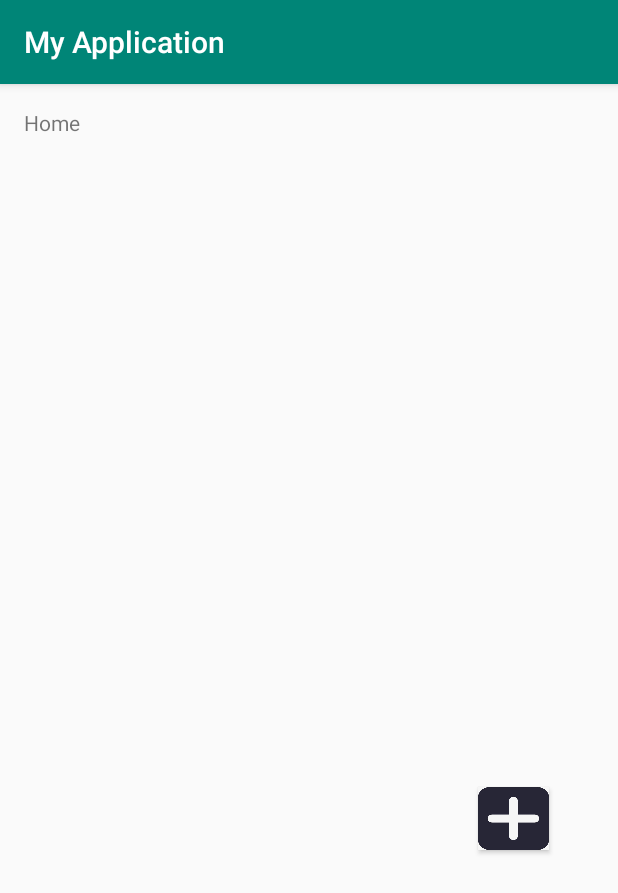
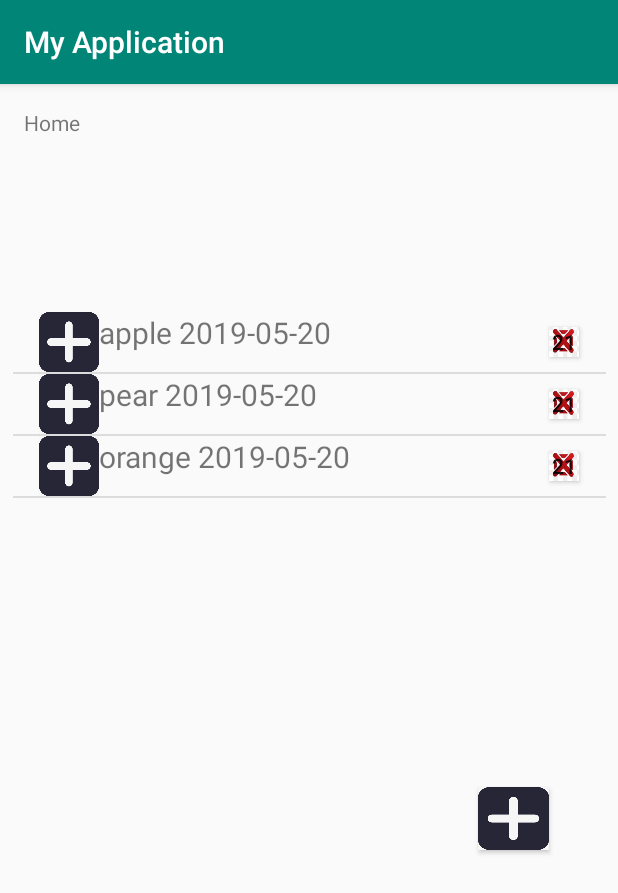
Before and after one commit to wanghanting/ihm-android, an Android app: the AjouterAliment screen opened directly, with no data from a screen before it, after a tap on an icon or button, on a phone screen of 412 x 824 dp. Shown: the top 893 px of the screen. Run offline under Robolectric (Android 15) with nearby library versions, the phone set to English and light mode, and no system bars.

Commit message:
#2 add list of food on main page

```diff
--- a/app/src/main/java/com/example/ihm_android/AjouterAliment.java
+++ b/app/src/main/java/com/example/ihm_android/AjouterAliment.java
@@ -12,7 +12,9 @@ import android.widget.EditText;
 import android.widget.TextView;
 import android.widget.Toast;
 
+import java.text.ParseException;
 import java.util.Calendar;
+import java.util.Date;
 
 public class AjouterAliment extends AppCompatActivity {
     //private View view;
@@ -58,7 +60,12 @@ public class AjouterAliment extends AppCompatActivity {
             @Override
             public void onClick(View v) {
                 String nom = nomAliment.getText().toString();
-                String dateExpi = dateExpiration.getText().toString();
+                Date dateExpi = null;
+                try {
+                    dateExpi = Data.df.parse(dateExpiration.getText().toString());
+                } catch (ParseException e) {
+                    e.printStackTrace();
+                }
                 Aliment newAli = new Aliment(nom,dateExpi);
                 Intent intent = new Intent();
                 intent.setClass(AjouterAliment.this,MainActivity.class);
--- a/app/src/main/java/com/example/ihm_android/Aliment.java
+++ b/app/src/main/java/com/example/ihm_android/Aliment.java
@@ -1,10 +1,17 @@
 package com.example.ihm_android;
+
+import java.text.DateFormat;
+import java.text.SimpleDateFormat;
+import java.util.Date;
 
 public class Aliment {
     private String nom;
-    private String expirationDate;
-    Aliment(String nom, String expiration) {
+    private Date expirationDate;
+
+    Aliment(String nom, Date expiration) {
         this.nom = nom;
         this.expirationDate=expiration;
     }
+    String getNom(){ return this.nom;}
+    Date getExpirationDate(){return this.expirationDate;}
 }
--- /dev/null
+++ b/app/src/main/java/com/example/ihm_android/Data.java
@@ -0,0 +1,46 @@
+package com.example.ihm_android;
+
+import java.text.DateFormat;
+import java.text.ParseException;
+import java.text.SimpleDateFormat;
+import java.util.ArrayList;
+import java.util.Date;
+import java.util.HashMap;
+import java.util.Map;
+
+public class Data {
+    ArrayList<Aliment> aliment_list = new ArrayList<>();
+    ArrayList<Map<String, Object>> food_list = new ArrayList<Map<String,Object>>();
+    static DateFormat df = new SimpleDateFormat("yyyy-MM-dd");
+
+    public Data() throws ParseException {
+        initalAlimentList();
+        initialFoodList();
+    }
+
+    void initalAlimentList () throws ParseException {
+
+        Date date1 = df.parse("2019-05-20");
+        aliment_list.add(new Aliment("apple",date1));
+        aliment_list.add(new Aliment("pear",date1));
+        aliment_list.add(new Aliment("orange",date1));
+    }
+
+    ArrayList<Map<String,Object>> initialFoodList (){
+
+        for (int i = 0; i < this.aliment_list.size(); i++) {
+            Map<String, Object> map = new HashMap<String, Object>();
+            map.put("image", R.drawable.add);
+            map.put("aliment", aliment_list.get(i).getNom()+" "+df.format(aliment_list.get(i).getExpirationDate()));
+            map.put("suprimer", R.drawable.cross);
+            food_list.add(map);
+        }
+        return this.food_list;
+    }
+
+
+    void addFood(Aliment aliment){
+        aliment_list.add(aliment);
+
+    }
+}
--- a/app/src/main/java/com/example/ihm_android/MainActivity.java
+++ b/app/src/main/java/com/example/ihm_android/MainActivity.java
@@ -1,26 +1,78 @@
 package com.example.ihm_android;
 
+import android.content.Context;
 import android.content.Intent;
 import android.os.Bundle;
 
 import android.support.v7.app.AppCompatActivity;
-import android.view.MenuItem;
 import android.view.View;
+import android.view.ViewGroup;
+import android.widget.AdapterView;
 import android.widget.Button;
 import android.widget.ListView;
+import android.widget.SimpleAdapter;
 import android.widget.TextView;
+import android.widget.Toast;
+
+import java.text.ParseException;
+import java.util.List;
+import java.util.Map;
 
 public class MainActivity extends AppCompatActivity {
-
+    private Context mContext;
     private TextView mTextMessage;
     private Button ajouterButton;
+    private Button supprimerButton;
     private ListView listView;
+    Data data= new Data();
+
+    public MainActivity() throws ParseException {
+    }
+    private class MySimpleAdapter extends SimpleAdapter {
+        @Override
+        public View getView(int position, View convertView, ViewGroup parent) {
+            View v = super.getView(position, convertView, parent);
+
+            Button btn=(Button) v.findViewById(R.id.supprimer);
+            btn.setTag(position);
+            btn.setOnClickListener(new View.OnClickListener() {
+
+                @Override
+                public void onClick(View v) {
+                    data.food_list.remove((int)v.getTag());
+                    notifyDataSetChanged();
+                }
+            });
+            return v;
+        }
+
+        public MySimpleAdapter(Context context, List<? extends Map<String, ?>> data, int resource, String[] from, int[] to) {
+            super(context, data, resource, from, to);
+        }
+    }
+
 
     @Override
     protected void onCreate(Bundle savedInstanceState) {
         super.onCreate(savedInstanceState);
         setContentView(R.layout.activity_main);
         mTextMessage = (TextView) findViewById(R.id.message);
+
+        listView = (ListView)findViewById(R.id.list_food) ;
+
+        MySimpleAdapter adapter = new MySimpleAdapter(this,this.data.food_list,R.layout.list_item,new String[] {"image", "aliment","suprimer"}, new int[] {R.id.imageView1,R.id.textView1,R.id.supprimer});
+
+
+        listView.setAdapter(adapter);
+        int numId;
+        listView.setOnItemClickListener(new AdapterView.OnItemClickListener(){
+            //list点击事件
+            @Override
+            public void onItemClick(AdapterView<?> parent, View view, int position, long id) {
+                Toast.makeText(MainActivity.this,"你点击了第" + position + "项",Toast.LENGTH_SHORT).show();
+            }
+        });
+
         ajouterButton=(Button) findViewById(R.id.ajoutermain);
         ajouterButton.setOnClickListener(new View.OnClickListener() {
             @Override
@@ -31,16 +83,9 @@ public class MainActivity extends AppCompatActivity {
 
             }
         });
-//        listView = (ListView)findViewById(R.id.list_food) ;
-//        ArrayList<Map<String, Object>>  list = new ArrayList<Map<String,Object>>();
-//        for (int i = 0; i < 5; i++) {
-//            Map<String, Object> map = new HashMap<String,Object>();
-//            map.put("image", R.drawable.add);
-//            map.put("username", "wangxiangjun_" + i);
-//            list.add(map);
-//        }
-//        SimpleAdapter adapter = new SimpleAdapter(this,list,R.id.item,new String[] {"image", "username"}, new int[] {R.id.imageView1,R.id.textView1});
-//        listView.setAdapter(adapter);
+
     }
 
+
+
 }
--- a/app/src/main/res/layout/list_item.xml
+++ b/app/src/main/res/layout/list_item.xml
@@ -1,7 +1,7 @@
 <?xml version="1.0" encoding="utf-8"?>
 <LinearLayout xmlns:android="http://schemas.android.com/apk/res/android"
     xmlns:app="http://schemas.android.com/apk/res-auto"
-    android:id="@+id/item"
+    android:id="@+id/list_item"
     android:layout_width="match_parent"
     android:layout_height="wrap_content"
     android:gravity="center"
@@ -17,8 +17,14 @@
 
     <TextView
         android:id="@+id/textView1"
-        android:layout_width="match_parent"
-        android:layout_height="wrap_content"
+        android:layout_width="300dp"
+        android:layout_height="match_parent"
         android:text="@string/nom_de_aliment"
         android:textSize="20sp" />
+
+    <Button
+        android:id="@+id/supprimer"
+        android:layout_width="20dp"
+        android:layout_height="20dp"
+        android:background="@drawable/cross" />
 </LinearLayout>
--- a/app/src/main/res/values/strings.xml
+++ b/app/src/main/res/values/strings.xml
@@ -1,4 +1,4 @@
-<resources>
+<resources tools:ignore="MissingTranslation" xmlns:tools="http://schemas.android.com/tools">
     <string name="app_name">My Application</string>
     <string name="title_home">Home</string>
     <string name="title_dashboard">Dashboard</string>
```
Also changed, not shown: app/src/main/res/drawable/cross.jpg (added).
